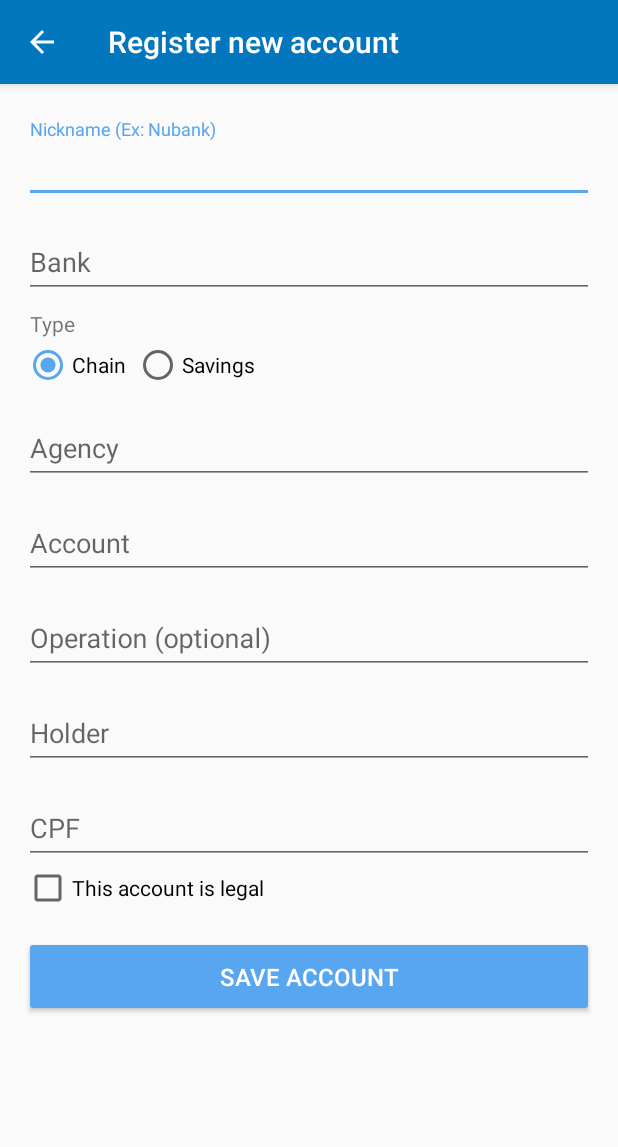
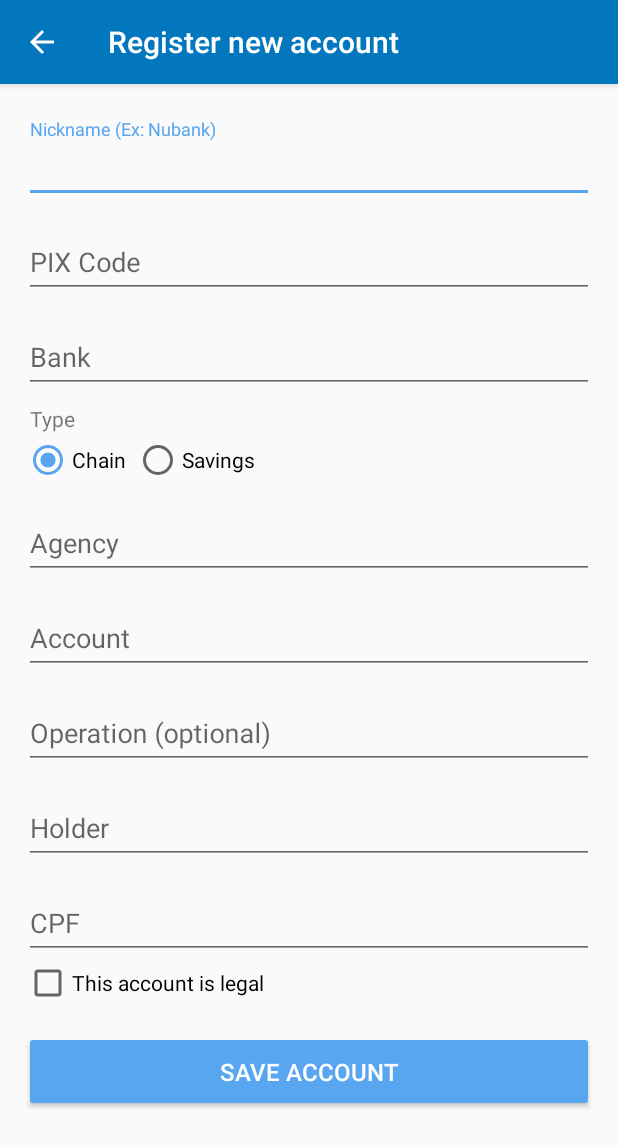
Before and after one commit to waister/mybanks, an Android app: the CreateAccountActivity screen opened directly, with no data from a screen before it, on a phone screen of 412 x 824 dp. Shown: the top 1147 px of the screen. Run offline under Robolectric (Android 15) with nearby library versions, the phone set to English and light mode, and no system bars; libraries missing offline, so code that uses them is left out: com.orhanobut.hawk, io.realm; plain views replace MaskEditText; 4 statements that could not run were skipped.

Commit message:
Adding field to accept brazilian pix code

```diff
--- a/app/src/main/java/com/duduapps/mybanks/activity/CreateAccountActivity.kt
+++ b/app/src/main/java/com/duduapps/mybanks/activity/CreateAccountActivity.kt
@@ -121,6 +121,7 @@ class CreateAccountActivity : AppCompatActivity() {
 
         et_bank.setText(bankFullName)
         et_label.setText(item.label)
+        et_pix_code.setText(item.pixCode)
         et_agency.setText(item.agency)
         et_account.setText(item.account)
         et_operation.setText(item.operation)
@@ -153,6 +154,7 @@ class CreateAccountActivity : AppCompatActivity() {
         var bankId = 0
         val bankName = et_bank.text.toString()
         val label = et_label.text.toString()
+        val pixCode = et_pix_code.text.toString()
         val agency = et_agency.text.toString()
         val number = et_account.text.toString()
         val operation = et_operation.text.toString()
@@ -225,6 +227,7 @@ class CreateAccountActivity : AppCompatActivity() {
                     item.created = currentTimestamp()
                 }
 
+                item.pixCode = pixCode
                 item.bankId = bankId
                 item.label = label
                 item.agency = agency
@@ -253,6 +256,7 @@ class CreateAccountActivity : AppCompatActivity() {
 
                     et_bank.setText("")
                     et_label.setText("")
+                    et_pix_code.setText("")
                     et_agency.setText("")
                     et_account.setText("")
                     rb_checking.isChecked = true
--- a/app/src/main/java/com/duduapps/mybanks/adapter/AccountsAdapter.kt
+++ b/app/src/main/java/com/duduapps/mybanks/adapter/AccountsAdapter.kt
@@ -47,9 +47,11 @@ class AccountsAdapter(private val context: Context) :
         private var tvTitle = itemView.find<TextView>(R.id.tv_title)
         private var tvDetails = itemView.find<TextView>(R.id.tv_details)
 
+        fun setData(account: Account) {
+            var details = "${account.bank!!.name} (${account.bank!!.code})"
 
-        fun setData(account: Account) {
-            val details = "${account.bank!!.name} (${account.bank!!.code})"
+            if (account.pixCode.isNotEmpty())
+                details += " | PIX: " + account.pixCode
 
             tvTitle.text = account.label
             tvDetails.text = details
--- a/app/src/main/java/com/duduapps/mybanks/model/Account.kt
+++ b/app/src/main/java/com/duduapps/mybanks/model/Account.kt
@@ -6,6 +6,7 @@ import io.realm.annotations.PrimaryKey
 open class Account : RealmObject() {
     @PrimaryKey
     var id: Long = 0
+    var pixCode: String = ""
     var bankId: Int = 0
     var label: String = ""
     var agency: String = ""
@@ -20,4 +21,8 @@ open class Account : RealmObject() {
     var deleted: String? = null
     var synced: Boolean = false
     var bank: Bank? = null
+
+    fun bankName(): String {
+        return "${this.bank!!.name} (${this.bank!!.code})"
+    }
 }
--- a/app/src/main/java/com/duduapps/mybanks/util/API.kt
+++ b/app/src/main/java/com/duduapps/mybanks/util/API.kt
@@ -44,6 +44,7 @@ const val API_VERIFIER = "verifier"
 const val API_CREATED = "created_at"
 const val API_UPDATED = "updated_at"
 const val API_DELETED = "deleted_at"
+const val API_PIX_CODE = "pix_code"
 const val API_TOKEN = "token"
 const val API_WAKEUP = "wakeup"
 const val API_SHARE_LINK = "store_link"
--- a/app/src/main/java/com/duduapps/mybanks/util/Utils.kt
+++ b/app/src/main/java/com/duduapps/mybanks/util/Utils.kt
@@ -254,6 +254,7 @@ fun Realm?.saveAccounts(result: Result<String, FuelError>): Boolean {
                     account.id = accountObj.getLongVal(API_ID)
                     account.bankId = accountObj.getIntVal(API_BANK_ID)
                     account.label = accountObj.getStringVal(API_LABEL)
+                    account.pixCode = accountObj.getStringVal(API_PIX_CODE)
                     account.agency = accountObj.getStringVal(API_AGENCY)
                     account.account = accountObj.getStringVal(API_ACCOUNT)
                     account.type = accountObj.getStringVal(API_TYPE)
--- a/app/src/main/res/layout/activity_account_details.xml
+++ b/app/src/main/res/layout/activity_account_details.xml
@@ -26,6 +26,11 @@
                     android:gravity="center"
                     android:text="@string/tip_touch_values"
                     android:textSize="12sp" />
+
+            <TextView
+                    android:id="@+id/tv_pix_code"
+                    style="@style/DetailsField"
+                    tools:text="123.456.789-10" />
 
             <TextView
                     android:id="@+id/tv_bank_name"
--- a/app/src/main/res/layout/activity_create_account.xml
+++ b/app/src/main/res/layout/activity_create_account.xml
@@ -29,6 +29,20 @@
                         android:layout_height="wrap_content"
                         android:imeOptions="actionNext"
                         android:inputType="textPersonName|textCapWords" />
+            </com.google.android.material.textfield.TextInputLayout>
+
+            <com.google.android.material.textfield.TextInputLayout
+                    android:layout_width="match_parent"
+                    android:layout_height="wrap_content"
+                    android:layout_marginTop="@dimen/form_field_margin"
+                    android:hint="@string/pix_code">
+
+                <androidx.appcompat.widget.AppCompatEditText
+                        android:id="@+id/et_pix_code"
+                        android:layout_width="match_parent"
+                        android:layout_height="wrap_content"
+                        android:imeOptions="actionNext"
+                        android:inputType="text" />
             </com.google.android.material.textfield.TextInputLayout>
 
             <com.google.android.material.textfield.TextInputLayout
--- a/app/src/main/res/values/strings.xml
+++ b/app/src/main/res/values/strings.xml
@@ -5,8 +5,9 @@
     <string name="action_edit_account">Edit account</string>
     <string name="action_delete_account">Delete account</string>
     <string name="account_details">Account details</string>
-    <string name="label_bank">Bank: %1$s (%2$s)</string>
+    <string name="label_bank">Bank: %1$s</string>
     <string name="label_agency">Agency: %1$s</string>
+    <string name="label_pix_code">PIX Code: %1$s</string>
     <string name="label_account">Account: %1$s</string>
     <string name="label_edit_account">Editing: %1$s</string>
     <string name="label_operation">Operation: %1$s</string>
@@ -70,6 +71,7 @@
     <string name="cancel">Cancel</string>
     <string name="correct_code">Correct code</string>
     <string name="bank">Bank</string>
+    <string name="pix_code">PIX Code</string>
     <string name="account_nickname">Nickname (Ex: Nubank)</string>
     <string name="type">Type</string>
     <string name="checking">Chain</string>
```
Also changed, not shown: app/build.gradle (+12 -12 lines), app/src/main/java/com/duduapps/mybanks/activity/AccountDetailsActivity.kt (+20 -19 lines), app/src/main/java/com/duduapps/mybanks/activity/MainActivity.kt (+2 -5 lines), app/src/main/java/com/duduapps/mybanks/application/CustomApplication.kt (+8 -1 lines), app/src/main/java/com/duduapps/mybanks/model/MyRealmMigration.kt (added, +28 -0 lines), build.gradle (+4 -4 lines), 1 other file.
